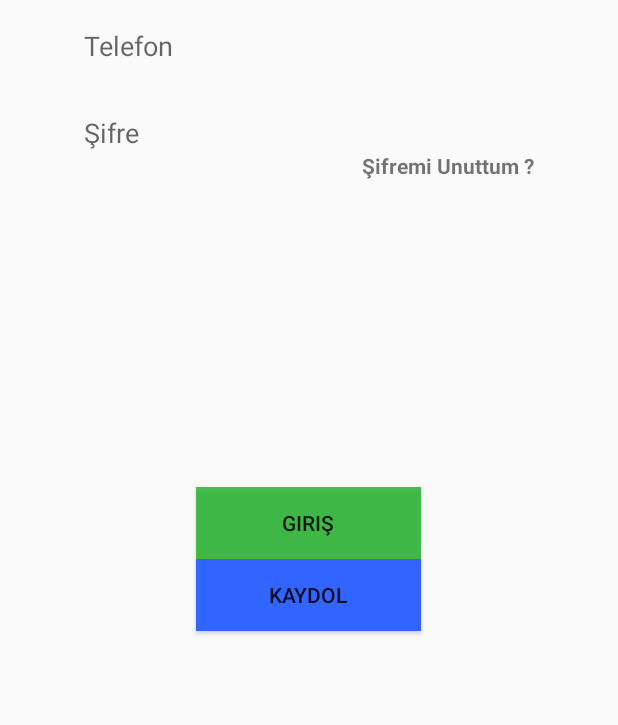
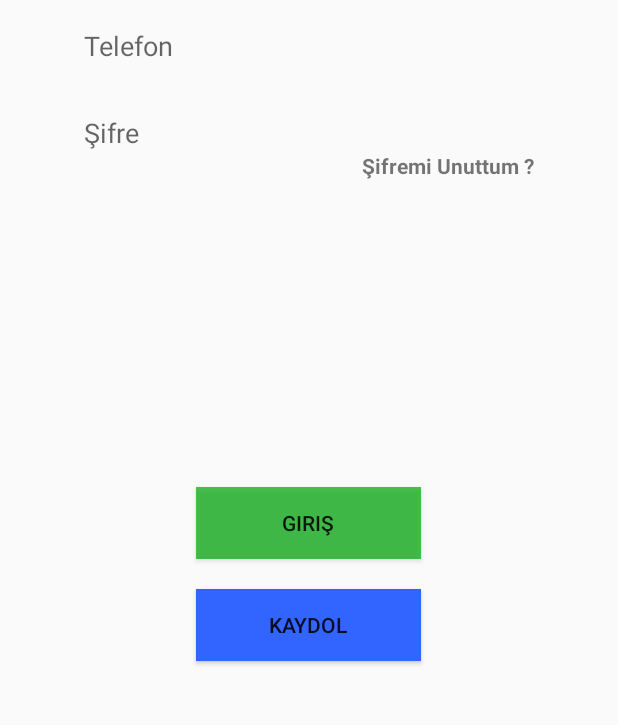
Before and after one commit to tfoseiuqunuylno/servis, an Android app: the screen it shows after launch (MainActivity), on a phone screen of 412 x 824 dp, the part 137-862 px from its top. Run offline under Robolectric (Android 15) with nearby library versions, the phone set to English and light mode, and no system bars.

Commit message:
baslangic 2.developer kullanici

```diff
--- a/app/src/main/res/layout/activity_main.xml
+++ b/app/src/main/res/layout/activity_main.xml
@@ -54,7 +54,9 @@
         android:id="@+id/button2"
         android:background="#3264ff"
         android:layout_below="@+id/button"
-        android:layout_centerHorizontal="true" />
+        android:layout_alignLeft="@+id/button"
+        android:layout_alignStart="@+id/button"
+        android:layout_marginTop="20dp" />
 
     <TextView
         android:layout_width="wrap_content"
```
